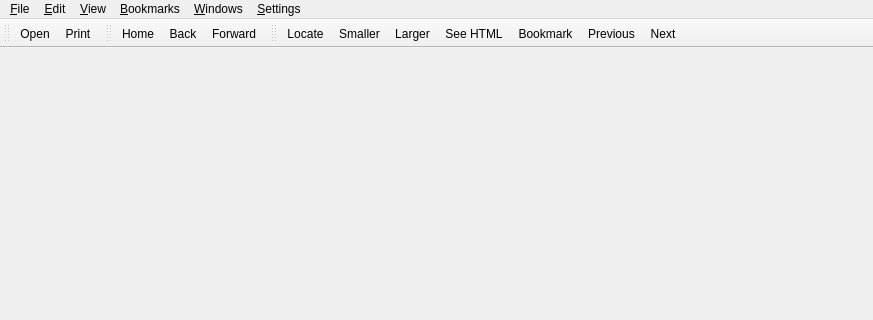
First picture: the form in src/mainwindow.ui, repository gyunaev/kchmviewer, before the edit; both pictures show x 0 to 873 and y 0 to 320 of the 873 by 591 pixel window.
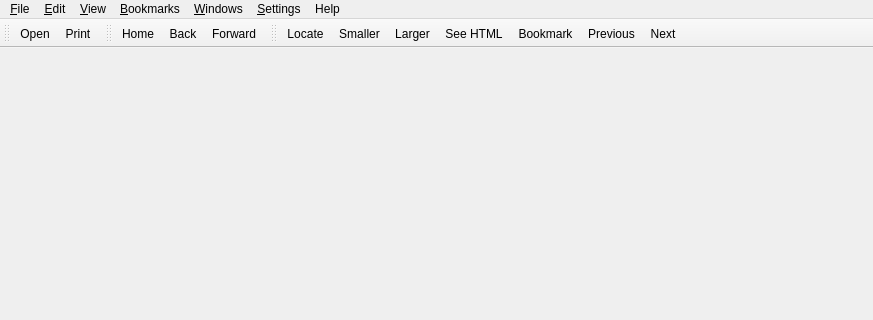
Second picture: the form after the edit. Icons and pictures are not drawn.

Commit message: Added 'check for update' action; actions reformatted, new actions connected.

```diff
--- a/src/mainwindow.ui
+++ b/src/mainwindow.ui
@@ -77,12 +77,20 @@
     <addaction name="action_Close_window"/>
     <addaction name="separator"/>
    </widget>
+   <widget class="QMenu" name="menuHelp">
+    <property name="title">
+     <string>Help</string>
+    </property>
+    <addaction name="actionAbout_kchmviewer"/>
+    <addaction name="actionAbout_Qt"/>
+   </widget>
    <addaction name="menu_File"/>
    <addaction name="menu_Edit"/>
    <addaction name="menu_View"/>
    <addaction name="menu_Bookmarks"/>
    <addaction name="menu_Windows"/>
    <addaction name="menu_Settings"/>
+   <addaction name="menuHelp"/>
   </widget>
   <widget class="QToolBar" name="mainToolbar">
    <property name="windowTitle">
```
Left out of the diff: 21 changed lines with no effect on the pictures. The commit also changes 2 other files.
